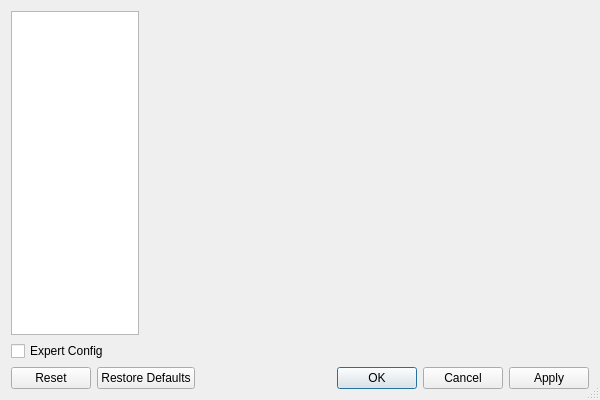
First picture: the form in src/mumble/ConfigDialog.ui, repository mumble-voip/mumble, before the edit.
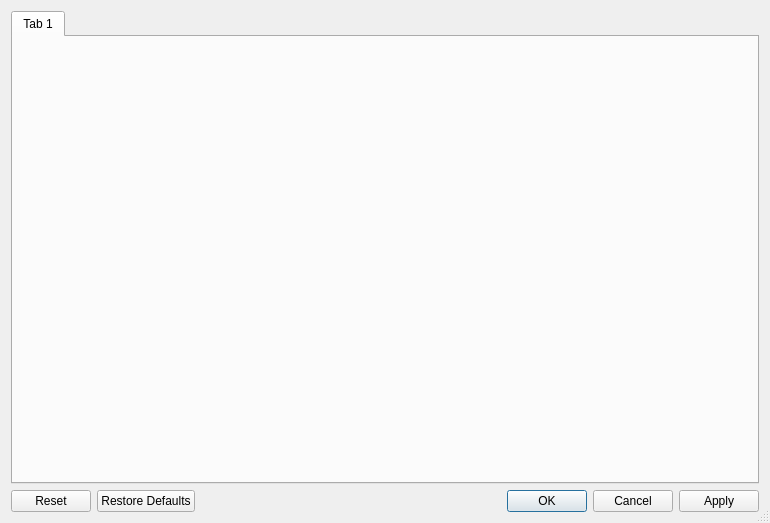
Second picture: the form after the edit.

Commit message: Tab-based config widget.

Patch:
```diff
--- a/src/mumble/ConfigDialog.ui
+++ b/src/mumble/ConfigDialog.ui
@@ -5,8 +5,8 @@
    <rect>
     <x>0</x>
     <y>0</y>
-    <width>600</width>
-    <height>400</height>
+    <width>770</width>
+    <height>523</height>
    </rect>
   </property>
   <property name="windowTitle" >
@@ -17,63 +17,19 @@
   </property>
   <layout class="QVBoxLayout" >
    <item>
-    <layout class="QHBoxLayout" >
-     <item>
-      <layout class="QVBoxLayout" >
-       <item>
-        <widget class="QListWidget" name="qlwIcons" >
-         <property name="sizePolicy" >
-          <sizepolicy vsizetype="Expanding" hsizetype="Maximum" >
-           <horstretch>0</horstretch>
-           <verstretch>0</verstretch>
-          </sizepolicy>
-         </property>
-         <property name="minimumSize" >
-          <size>
-           <width>128</width>
-           <height>0</height>
-          </size>
-         </property>
-         <property name="maximumSize" >
-          <size>
-           <width>128</width>
-           <height>16777215</height>
-          </size>
-         </property>
-         <property name="iconSize" >
-          <size>
-           <width>96</width>
-           <height>84</height>
-          </size>
-         </property>
-         <property name="viewMode" >
-          <enum>QListView::IconMode</enum>
-         </property>
-        </widget>
-       </item>
-       <item>
-        <widget class="QCheckBox" name="qcbExpert" >
-         <property name="toolTip" >
-          <string>Show all configuration items</string>
-         </property>
-         <property name="whatsThis" >
-          <string>&lt;b>This will show all configuration items.&lt;/b>&lt;br />Mumble contains a lot of configuration items that most users won't need to change. Checking this will show all configurable items.</string>
-         </property>
-         <property name="text" >
-          <string>Expert Config</string>
-         </property>
-        </widget>
-       </item>
-      </layout>
-     </item>
-     <item>
-      <layout class="QVBoxLayout" >
-       <item>
-        <widget class="QStackedWidget" name="qswPages" />
-       </item>
-      </layout>
-     </item>
-    </layout>
+    <widget class="QTabWidget" name="qtwWidgets" >
+     <property name="currentIndex" >
+      <number>0</number>
+     </property>
+     <property name="usesScrollButtons" >
+      <bool>false</bool>
+     </property>
+     <widget class="QWidget" name="tab_3" >
+      <attribute name="title" >
+       <string>Tab 1</string>
+      </attribute>
+     </widget>
+    </widget>
    </item>
    <item>
     <layout class="QHBoxLayout" >
@@ -83,7 +39,7 @@
         <enum>Qt::Horizontal</enum>
        </property>
        <property name="standardButtons" >
-        <set>QDialogButtonBox::NoButton|QDialogButtonBox::Reset|QDialogButtonBox::RestoreDefaults</set>
+        <set>QDialogButtonBox::Reset|QDialogButtonBox::RestoreDefaults</set>
        </property>
       </widget>
      </item>
@@ -106,7 +62,7 @@
         <enum>Qt::Horizontal</enum>
        </property>
        <property name="standardButtons" >
-        <set>QDialogButtonBox::Apply|QDialogButtonBox::Cancel|QDialogButtonBox::NoButton|QDialogButtonBox::Ok</set>
+        <set>QDialogButtonBox::Apply|QDialogButtonBox::Cancel|QDialogButtonBox::Ok</set>
        </property>
       </widget>
      </item>
```
Left out of the diff: 2 changed lines with no effect on the pictures. The commit also changes 5 other files.
